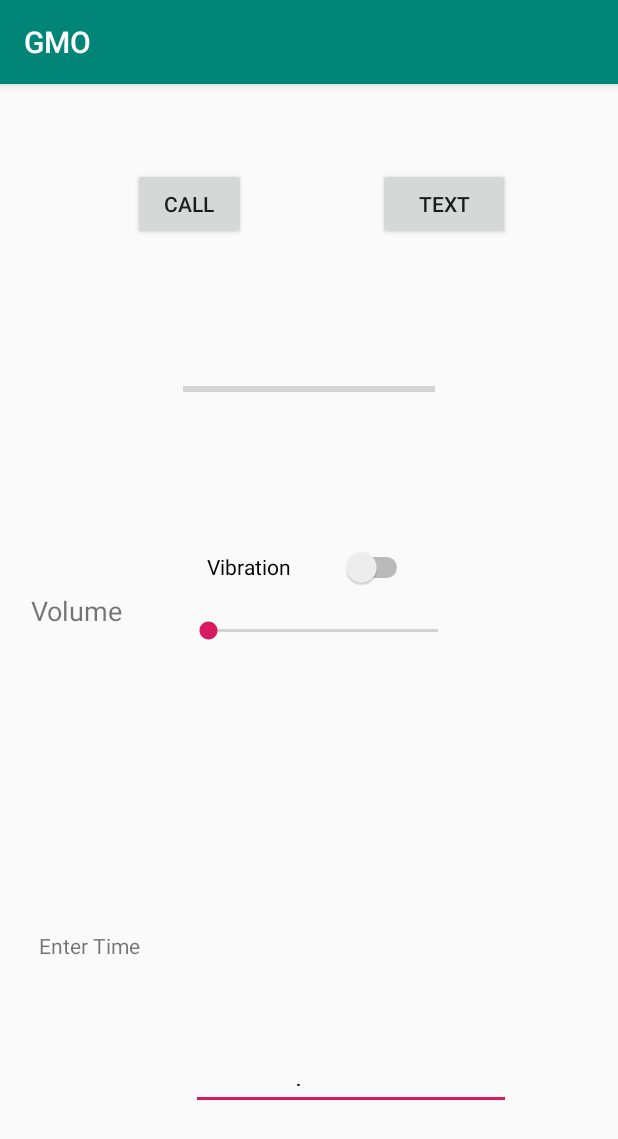
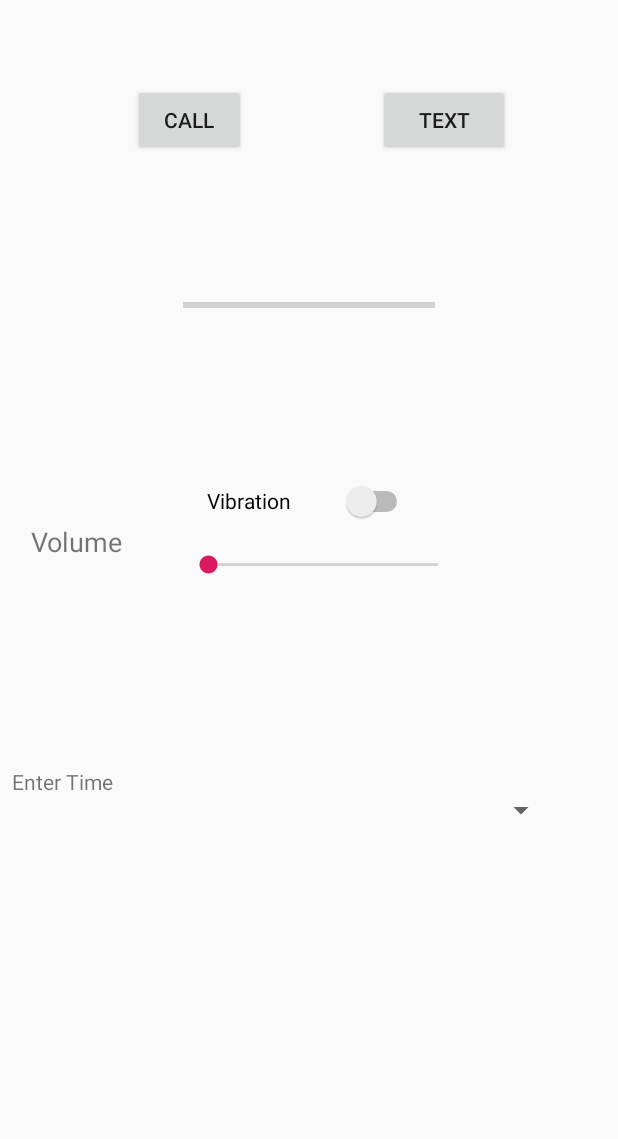
Before and after one commit to AHHHHHHHHHH/getmeout-, an Android app: the screen it shows after launch (MainActivity), on a phone screen of 412 x 824 dp. Shown: the top 1139 px of the screen. Run offline under Robolectric (Android 15) with nearby library versions, the phone set to English and light mode, and no system bars; Roboto replaces fonts that are not available here.

Commit message:
uhh yeah

```diff
--- a/app/build.gradle
+++ b/app/build.gradle
@@ -4,7 +4,7 @@ android {
     compileSdkVersion 28
     defaultConfig {
         applicationId "com.example.grant.gmo"
-        minSdkVersion 15
+        minSdkVersion 17
         targetSdkVersion 28
         versionCode 1
         versionName "1.0"
--- a/app/src/main/java/com/example/grant/gmo/MainActivity.java
+++ b/app/src/main/java/com/example/grant/gmo/MainActivity.java
@@ -8,9 +8,11 @@ import android.os.Bundle;
 import android.os.Handler;
 import android.view.View;
 import android.widget.Button;
+import android.widget.EditText;
+import android.widget.Spinner;
 import android.widget.TextView;
 
-public class MainActivity extends AppCompatActivity {
+public class MainActivity extends Activity {
     TextView timerTextView;
     long startTime = 0;
 
@@ -36,4 +38,14 @@ public class MainActivity extends AppCompatActivity {
         super.onCreate(savedInstanceState);
         setContentView(R.layout.activity_main);
     }
+    public void buttonOnClick(View v) {
+        Button button = (Button) v;
+        ((Button) v).setText("niggers");
+
+    }
+    public void SpinerOnClick(View v) {
+        Spinner spinner = findViewById(R.id.spinner);
+        String[] items = new String[]{"1", "2", "three"};
+
+    }
 }
--- a/app/src/main/res/layout/activity_main.xml
+++ b/app/src/main/res/layout/activity_main.xml
@@ -65,6 +65,7 @@
         android:layout_marginEnd="8dp"
         android:layout_marginRight="8dp"
         android:layout_marginBottom="8dp"
+        android:onClick="buttonOnClick"
         android:text="CALL"
         app:layout_constraintBottom_toTopOf="@+id/progressBar"
         app:layout_constraintEnd_toStartOf="@+id/button2"
@@ -84,26 +85,6 @@
         app:layout_constraintEnd_toEndOf="parent"
         app:layout_constraintTop_toTopOf="parent" />
 
-    <EditText
-        android:id="@+id/editText2"
-        android:layout_width="wrap_content"
-        android:layout_height="27dp"
-        android:layout_marginStart="8dp"
-        android:layout_marginLeft="8dp"
-        android:layout_marginTop="8dp"
-        android:layout_marginEnd="8dp"
-        android:layout_marginRight="8dp"
-        android:layout_marginBottom="84dp"
-        android:ems="10"
-        android:inputType="time"
-        android:text="              :"
-        app:layout_constraintBottom_toBottomOf="parent"
-        app:layout_constraintEnd_toEndOf="parent"
-        app:layout_constraintHorizontal_bias="0.653"
-        app:layout_constraintStart_toStartOf="parent"
-        app:layout_constraintTop_toBottomOf="@+id/switch3"
-        app:layout_constraintVertical_bias="1.0" />
-
     <ProgressBar
         android:id="@+id/progressBar"
         style="?android:attr/progressBarStyleHorizontal"
@@ -121,18 +102,29 @@
     <TextView
         android:id="@+id/textView4"
         android:layout_width="76dp"
-        android:layout_height="32dp"
+        android:layout_height="24dp"
         android:layout_marginStart="8dp"
-        android:layout_marginLeft="8dp"
         android:layout_marginTop="8dp"
-        android:layout_marginEnd="8dp"
-        android:layout_marginRight="8dp"
         android:layout_marginBottom="8dp"
         android:text="Enter Time"
         app:layout_constraintBottom_toBottomOf="parent"
-        app:layout_constraintEnd_toStartOf="@+id/editText2"
         app:layout_constraintStart_toStartOf="parent"
         app:layout_constraintTop_toBottomOf="@+id/textView3"
-        app:layout_constraintVertical_bias="0.529" />
+        app:layout_constraintVertical_bias="0.301" />
+
+    <Spinner
+        android:id="@+id/spinner"
+        android:layout_width="279dp"
+        android:layout_height="31dp"
+        android:layout_marginStart="8dp"
+        android:layout_marginTop="8dp"
+        android:layout_marginEnd="8dp"
+        android:layout_marginBottom="8dp"
+        app:layout_constraintBottom_toBottomOf="parent"
+        app:layout_constraintEnd_toEndOf="parent"
+        app:layout_constraintHorizontal_bias="0.0"
+        app:layout_constraintStart_toEndOf="@+id/textView4"
+        app:layout_constraintTop_toBottomOf="@+id/seekBar2"
+        app:layout_constraintVertical_bias="0.321" />
 
 </android.support.constraint.ConstraintLayout>
```
